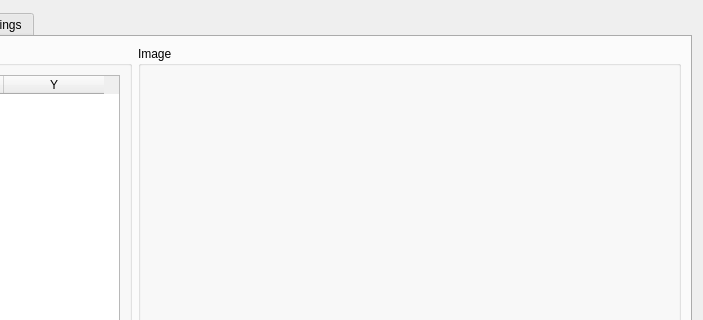
Qt form src/myrafgui/photometry.ui (myrafproject/myrafproject) before a commit; both pictures show x 131 to 834 and y 0 to 320 of the 834 by 807 pixel window.
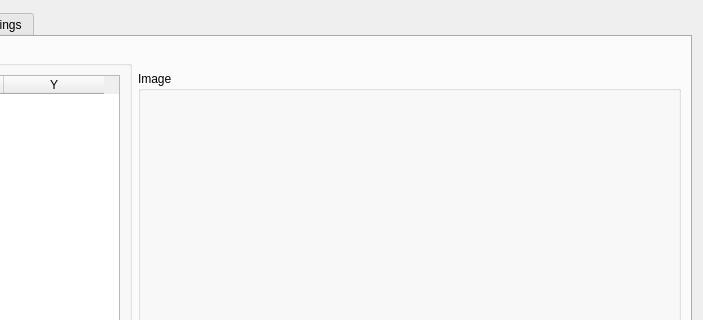
The same form after that commit.

```diff
--- a/src/myrafgui/photometry.ui
+++ b/src/myrafgui/photometry.ui
@@ -56,7 +56,7 @@
        <string>Photometry</string>
       </attribute>
       <layout class="QGridLayout" name="gridLayout_6">
-       <item row="0" column="0">
+       <item row="0" column="0" rowspan="2">
         <widget class="QGroupBox" name="groupBox_2">
          <property name="minimumSize">
           <size>
@@ -98,6 +98,44 @@
         </widget>
        </item>
        <item row="0" column="1">
+        <widget class="QLabel" name="labelRa">
+         <property name="minimumSize">
+          <size>
+           <width>0</width>
+           <height>19</height>
+          </size>
+         </property>
+         <property name="maximumSize">
+          <size>
+           <width>16777215</width>
+           <height>19</height>
+          </size>
+         </property>
+         <property name="text">
+          <string/>
+         </property>
+        </widget>
+       </item>
+       <item row="0" column="2">
+        <widget class="QLabel" name="labelDec">
+         <property name="minimumSize">
+          <size>
+           <width>0</width>
+           <height>19</height>
+          </size>
+         </property>
+         <property name="maximumSize">
+          <size>
+           <width>16777215</width>
+           <height>19</height>
+          </size>
+         </property>
+         <property name="text">
+          <string/>
+         </property>
+        </widget>
+       </item>
+       <item row="1" column="1" colspan="2">
         <widget class="QGroupBox" name="groupBox">
          <property name="title">
           <string>Image</string>
```
